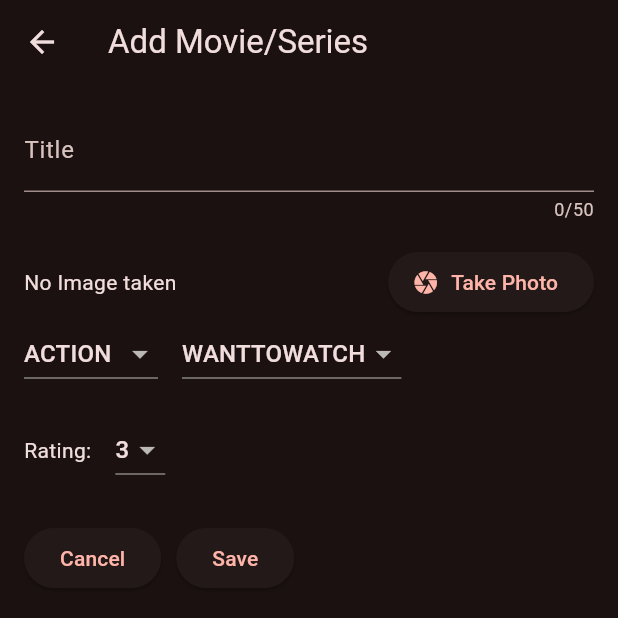
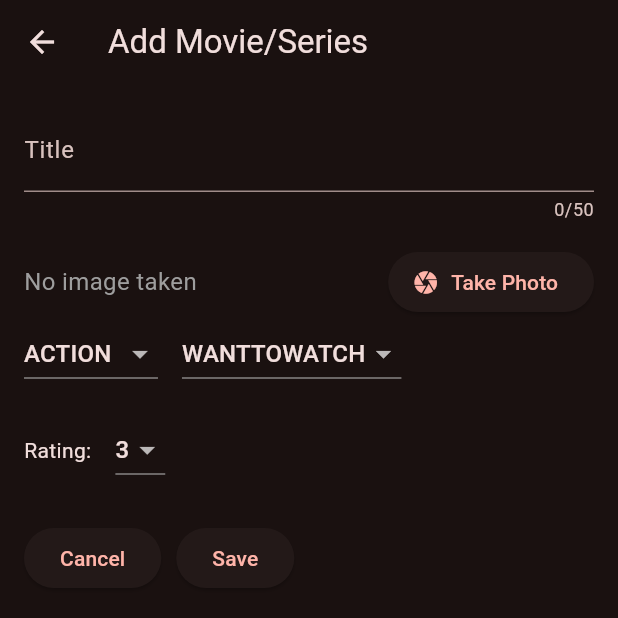
Before and after one commit to JPCCexe/JeanPaulCC_FlutterHome_62B, a Flutter app: the AddItemScreen screen opened directly with empty values, on a phone screen of 412 x 824 dp, the top half of it. Run offline on Flutter 3.47's test engine with Material 3 defaults, Android fonts, the phone set to English and light mode, and no system bars; our stand-ins replace flutter_local_notifications, image_picker, shared_preferences; accounts and stored records are empty.

Commit message:
Refactored the code for the Image handling  and added some comments to all classes

```diff
--- /dev/null
+++ b/devtools_options.yaml
@@ -0,0 +1,3 @@
+description: This file stores settings for Dart & Flutter DevTools.
+documentation: https://docs.flutter.dev/tools/devtools/extensions#configure-extension-enablement-states
+extensions:
--- a/lib/screens/add_item_screen.dart
+++ b/lib/screens/add_item_screen.dart
@@ -4,6 +4,7 @@
 import 'dart:io';
 import 'package:image_picker/image_picker.dart';
 
+// Stateful widget for adding new movies/series to the watchlist
 class AddItemScreen extends StatefulWidget {
   const AddItemScreen({super.key, required this.onAddItem});
 
@@ -28,6 +29,7 @@
     super.dispose();
   }
 
+  // Opens camera to capture an image for the watchlist item
   Future<void> _takePicture() async {
     final picker = ImagePicker();
     final pickedImage = await picker.pickImage(
@@ -45,6 +47,7 @@
   }
 
   Future<void> _saveItem() async {
+    // Validate that title is not empty
     if (_titleController.text.trim().isEmpty) {
       showDialog(
         context: context,
@@ -73,6 +76,7 @@
 
     widget.onAddItem(newItem);
 
+    // Show local notification for successful addition
     await NotificationService.showNotification(
       'New ${_selectedGenre.name.toUpperCase()} Added!',
       '${_titleController.text} - Rating: $_selectedRating⭐',
@@ -80,6 +84,7 @@
 
     if (!mounted) return;
 
+    // Display confirmation SnackBar
     ScaffoldMessenger.of(
       context,
     ).showSnackBar(SnackBar(content: Text('Saved: ${_titleController.text}')));
@@ -109,15 +114,18 @@
             Row(
               children: [
                 Expanded(
-                  child: _selectedImage == null
-                      ? const Text('No Image taken')
-                      : Image.file(
-                          _selectedImage!,
-                          height: 100,
-                          fit: BoxFit.cover,
-                        ),
+                  child: Text(
+                    _selectedImage == null
+                        ? 'No image taken'
+                        : 'A Photo is captured',
+                    style: TextStyle(
+                      color: _selectedImage == null
+                          ? Colors.grey
+                          : Colors.green,
+                      fontSize: 16,
+                    ),
+                  ),
                 ),
-
                 const SizedBox(width: 10),
                 ElevatedButton.icon(
                   onPressed: _takePicture,
--- a/lib/screens/view_list_screen.dart
+++ b/lib/screens/view_list_screen.dart
@@ -2,6 +2,7 @@
 import 'package:watchlist_manager_movies_series/model/watchlist_item.dart';
 import 'dart:io';
 
+// Stateless widget displaying the watchlist with swipe to delete functionality
 class ViewListScreen extends StatelessWidget {
   const ViewListScreen({
     super.key,
@@ -30,7 +31,7 @@
         mainAxisSize: MainAxisSize.min,
         children: [
           Text(
-            'Uh oh ... nothing here!',
+            'Add a Movie/Serie',
             style: Theme.of(context).textTheme.headlineLarge!.copyWith(
               color: Theme.of(context).colorScheme.onSurface,
             ),
```
Also changed, not shown: lib/screens/home_screen.dart (+5 -2 lines).
